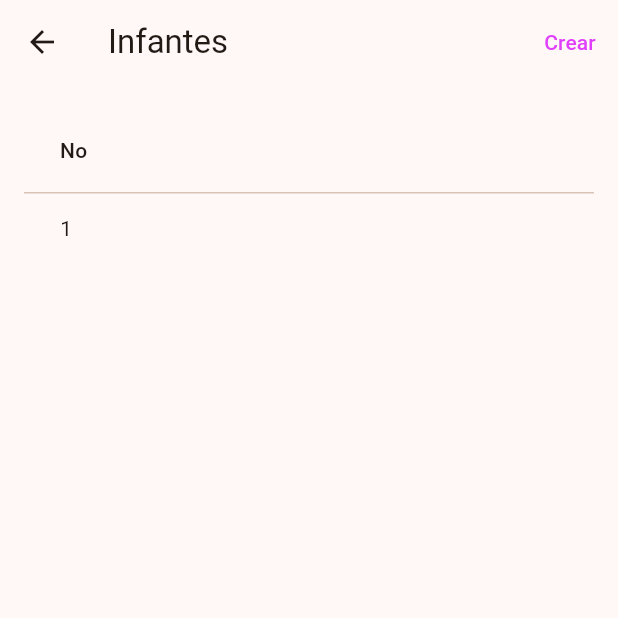
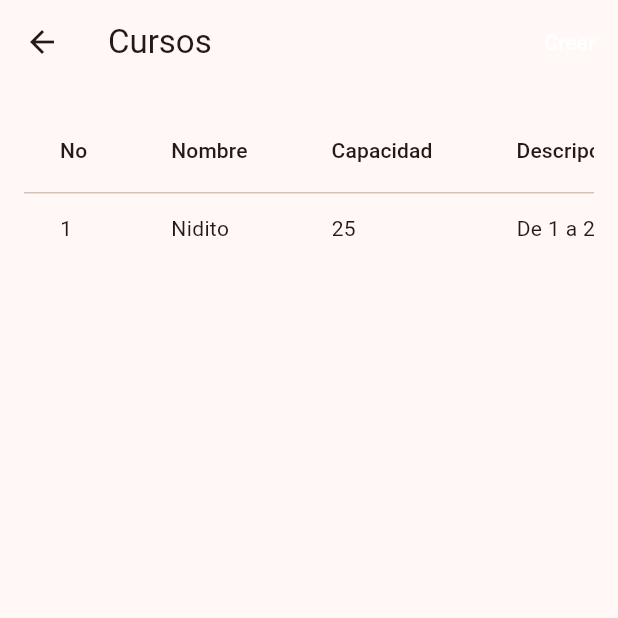
Before and after one commit to yeimyg2025/formularioflutter, a Flutter app: the screen it shows after launch, after a tap on "iniciar sesion", on a phone screen of 412 x 824 dp, the top half of it. Run offline on Flutter 3.47's test engine with Material 3 defaults, Android fonts, the phone set to English and light mode, and no system bars.

Commit message:
crud-curso

```diff
--- a/lib/main.dart
+++ b/lib/main.dart
@@ -1,6 +1,7 @@
 import 'package:flutter/material.dart';
 import 'package:formularioflutter/pages/tutor.dart';
 import 'package:formularioflutter/pages/infante.dart';
+import 'package:formularioflutter/pages/curso.dart';
 void main(){//metodo
   runApp(MyApp());
 }
@@ -120,7 +121,7 @@ class LoginFormScreen extends StatelessWidget{
                   onPressed: (){
                     Navigator.push(
                       context,
-                      MaterialPageRoute(builder: (context) => infante()),
+                      MaterialPageRoute(builder: (context) => Curso()),
                     );
                   },
                 style: ElevatedButton.styleFrom(
--- a/lib/pages/curso.dart
+++ b/lib/pages/curso.dart
@@ -0,0 +1,63 @@
+import 'package:flutter/material.dart';
+
+class Curso extends StatelessWidget {
+  @override
+  Widget build(BuildContext context) {
+    return Scaffold(
+      appBar: AppBar(
+        title: Text('Cursos'),
+        actions: [
+          TextButton(
+            onPressed: () {
+              // Acción para "Crear nuevo"
+              // Navigator.push(...);
+            },
+            child: Text(
+              'Crear',
+              style: TextStyle(color: Colors.white),
+            ),
+          ),
+        ],
+      ),
+      body: Padding(
+        padding: const EdgeInsets.all(16.0),
+        child: SingleChildScrollView(
+          scrollDirection: Axis.horizontal, // útil si hay muchas columnas
+          child: DataTable(
+            columns: [
+              DataColumn(label: Text('No')),
+              DataColumn(label: Text('Nombre')),
+              DataColumn(label: Text('Capacidad')),
+              DataColumn(label: Text('Descripción')),
+              DataColumn(label: Text('Acciones')), // << necesaria
+            ],
+            rows: [
+              DataRow(cells: [
+                DataCell(Text('1')),
+                DataCell(Text('Nidito')),
+                DataCell(Text('25')),
+                DataCell(Text('De 1 a 2 años')),
+                DataCell(Row(
+                  children: [
+                    IconButton(
+                      icon: Icon(Icons.edit, color: Colors.green),
+                      onPressed: () {
+                        // Acción para editar
+                      },
+                    ),
+                    IconButton(
+                      icon: Icon(Icons.delete, color: Colors.red),
+                      onPressed: () {
+                        // Acción para borrar
+                      },
+                    ),
+                  ],
+                )),
+              ]),
+            ],
+          ),
+        ),
+      ),
+    );
+  }
+}
```
Also changed, not shown: lib/pages/infante.dart (+51 -2 lines).
